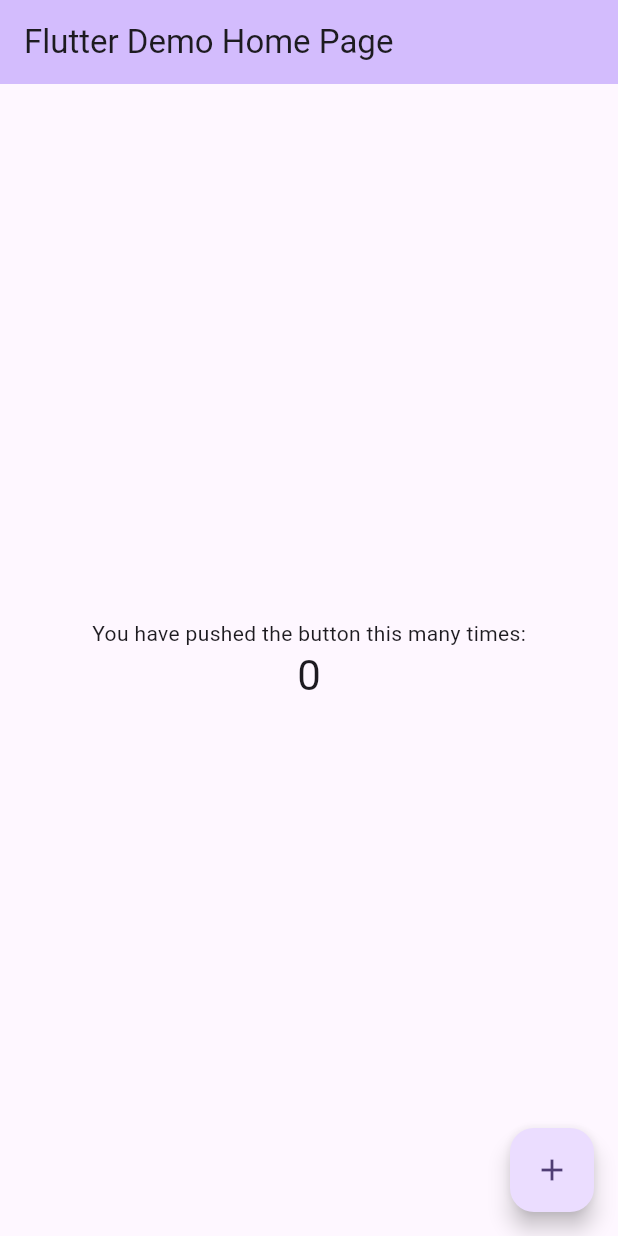
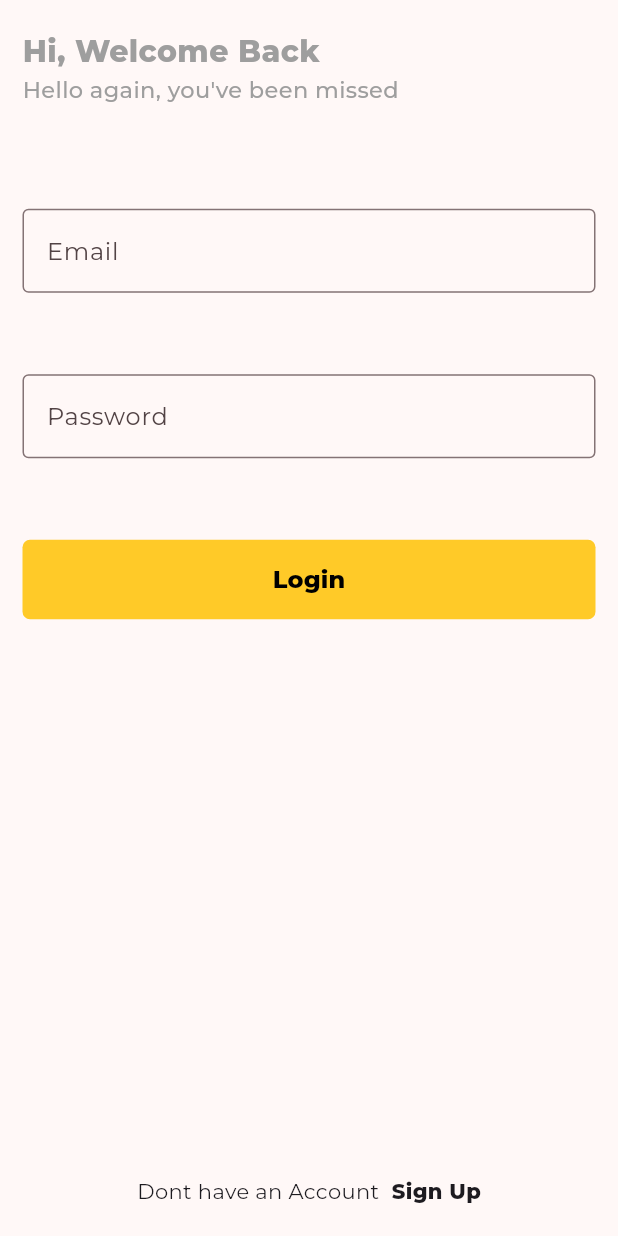
Before and after one commit to savioalwd/rabloAssignment, a Flutter app: the screen it shows after launch, on a phone screen of 412 x 824 dp. Run offline on Flutter 3.47's test engine with Material 3 defaults, Android fonts, the phone set to English and light mode, and no system bars; our stand-ins replace firebase_analytics, firebase_auth, firebase_core, get_it, google_fonts; accounts and stored records are empty.

Commit message:
basic login page and logic completed

```diff
--- /dev/null
+++ b/roblo_firebase/lib/consts.dart
@@ -0,0 +1,10 @@
+final RegExp EMAIL_VALIDATION_REGEX =
+    RegExp(r"^[\w-\.]+@([\w-]+\.)+[\w-]{2,4}$");
+
+final RegExp PASSWORD_VALIDATION_REGEX =
+    RegExp(r"^(?=.*\d)(?=.*[a-z])(?=.*[A-Z])(?=.*[a-zA-Z]).{8,}$");
+
+final RegExp NAME_VALIDATION_REGEX = RegExp(r"\b([A-ZÀ-ÿ][-,a-z. ']+[ ]*)+");
+
+final String PLACEHOLDER_PFP =
+    "https://t3.ftcdn.net/jpg/05/16/27/58/360_F_516275801_f3Fsp17x6HQK0xQgDQEELoTuERO4SsWV.jpg";
--- a/roblo_firebase/lib/main.dart
+++ b/roblo_firebase/lib/main.dart
@@ -1,125 +1,43 @@
+import 'package:firebase_analytics/firebase_analytics.dart';
 import 'package:flutter/material.dart';
+import 'package:get_it/get_it.dart';
+import 'package:google_fonts/google_fonts.dart';
+import 'package:roblo_firebase/pages/login_page.dart';
+import 'package:roblo_firebase/services/navigation_service.dart';
+import 'package:roblo_firebase/utils.dart';
 
-void main() {
-  runApp(const MyApp());
+void main() async {
+  await setup();
+  runApp(MyApp());
+}
+
+Future<void> setup() async {
+  WidgetsFlutterBinding.ensureInitialized();
+  await setupFirebase();
+  await registerServices();
 }
 
 class MyApp extends StatelessWidget {
-  const MyApp({super.key});
+  final GetIt _getIt = GetIt.instance;
+  late NavigationService _navigationService;
+  MyApp({super.key}) {
+    _navigationService = _getIt.get<NavigationService>();
+  }
 
   // This widget is the root of your application.
   @override
   Widget build(BuildContext context) {
     return MaterialApp(
+      navigatorKey: _navigationService.navigatorKey,
       title: 'Flutter Demo',
+      debugShowCheckedModeBanner: false,
       theme: ThemeData(
-        // This is the theme of your application.
-        //
-        // TRY THIS: Try running your application with "flutter run". You'll see
-        // the application has a purple toolbar. Then, without quitting the app,
-        // try changing the seedColor in the colorScheme below to Colors.green
-        // and then invoke "hot reload" (save your changes or press the "hot
-        // reload" button in a Flutter-supported IDE, or press "r" if you used
-        // the command line to start the app).
-        //
-        // Notice that the counter didn't reset back to zero; the application
-        // state is not lost during the reload. To reset the state, use hot
-        // restart instead.
-        //
-        // This works for code too, not just values: Most code changes can be
-        // tested with just a hot reload.
-        colorScheme: ColorScheme.fromSeed(seedColor: Colors.deepPurple),
+        textTheme: GoogleFonts.montserratTextTheme(),
+        colorScheme: ColorScheme.fromSeed(seedColor: Colors.pink),
         useMaterial3: true,
       ),
-      home: const MyHomePage(title: 'Flutter Demo Home Page'),
+      routes: _navigationService.routes,
+      initialRoute: "/login",
     );
   }
 }
-
-class MyHomePage extends StatefulWidget {
-  const MyHomePage({super.key, required this.title});
-
-  // This widget is the home page of your application. It is stateful, meaning
-  // that it has a State object (defined below) that contains fields that affect
-  // how it looks.
-
-  // This class is the configuration for the state. It holds the values (in this
-  // case the title) provided by the parent (in this case the App widget) and
-  // used by the build method of the State. Fields in a Widget subclass are
-  // always marked "final".
-
-  final String title;
-
-  @override
-  State<MyHomePage> createState() => _MyHomePageState();
-}
-
-class _MyHomePageState extends State<MyHomePage> {
-  int _counter = 0;
-
-  void _incrementCounter() {
-    setState(() {
-      // This call to setState tells the Flutter framework that something has
-      // changed in this State, which causes it to rerun the build method below
-      // so that the display can reflect the updated values. If we changed
-      // _counter without calling setState(), then the build method would not be
-      // called again, and so nothing would appear to happen.
-      _counter++;
-    });
-  }
-
-  @override
-  Widget build(BuildContext context) {
-    // This method is rerun every time setState is called, for instance as done
-    // by the _incrementCounter method above.
-    //
-    // The Flutter framework has been optimized to make rerunning build methods
-    // fast, so that you can just rebuild anything that needs updating rather
-    // than having to individually change instances of widgets.
-    return Scaffold(
-      appBar: AppBar(
-        // TRY THIS: Try changing the color here to a specific color (to
-        // Colors.amber, perhaps?) and trigger a hot reload to see the AppBar
-        // change color while the other colors stay the same.
-        backgroundColor: Theme.of(context).colorScheme.inversePrimary,
-        // Here we take the value from the MyHomePage object that was created by
-        // the App.build method, and use it to set our appbar title.
-        title: Text(widget.title),
-      ),
-      body: Center(
-        // Center is a layout widget. It takes a single child and positions it
-        // in the middle of the parent.
-        child: Column(
-          // Column is also a layout widget. It takes a list of children and
-          // arranges them vertically. By default, it sizes itself to fit its
-          // children horizontally, and tries to be as tall as its parent.
-          //
-          // Column has various properties to control how it sizes itself and
-          // how it positions its children. Here we use mainAxisAlignment to
-          // center the children vertically; the main axis here is the vertical
-          // axis because Columns are vertical (the cross axis would be
-          // horizontal).
-          //
-          // TRY THIS: Invoke "debug painting" (choose the "Toggle Debug Paint"
-          // action in the IDE, or press "p" in the console), to see the
-          // wireframe for each widget.
-          mainAxisAlignment: MainAxisAlignment.center,
-          children: <Widget>[
-            const Text(
-              'You have pushed the button this many times:',
-            ),
-            Text(
-              '$_counter',
-              style: Theme.of(context).textTheme.headlineMedium,
-            ),
-          ],
-        ),
-      ),
-      floatingActionButton: FloatingActionButton(
-        onPressed: _incrementCounter,
-        tooltip: 'Increment',
-        child: const Icon(Icons.add),
-      ), // This trailing comma makes auto-formatting nicer for build methods.
-    );
-  }
-}
--- /dev/null
+++ b/roblo_firebase/lib/pages/login_page.dart
@@ -0,0 +1,165 @@
+import 'package:flutter/material.dart';
+import 'package:flutter/widgets.dart';
+import 'package:get_it/get_it.dart';
+import 'package:roblo_firebase/consts.dart';
+import 'package:roblo_firebase/services/auth_service.dart';
+import 'package:roblo_firebase/services/navigation_service.dart';
+import 'package:roblo_firebase/widgets/custom_form_field.dart';
+
+class LoginPage extends StatefulWidget {
+  const LoginPage({super.key});
+
+  @override
+  State<LoginPage> createState() => _LoginPageState();
+}
+
+class _LoginPageState extends State<LoginPage> {
+  final GetIt _getIt = GetIt.instance;
+
+  final GlobalKey<FormState> _loginFormKey = GlobalKey();
+
+  late AuthService _authService;
+  late NavigationService _navigationService;
+  String? email, password;
+
+  @override
+  void initState() {
+    super.initState();
+    _authService = _getIt.get<AuthService>();
+    _navigationService = _getIt.get<NavigationService>();
+  }
+
+  @override
+  Widget build(BuildContext context) {
+    return Scaffold(
+      resizeToAvoidBottomInset: false,
+      body: _buildUI(),
+    );
+  }
+
+  Widget _buildUI() {
+    return SafeArea(
+      child: Padding(
+        padding: const EdgeInsets.symmetric(horizontal: 15.0, vertical: 20.0),
+        child: Column(
+          children: [
+            _headerText(),
+            _loginForm(),
+            _createAccountLink(),
+          ],
+        ),
+      ),
+    );
+  }
+
+  Widget _headerText() {
+    return SizedBox(
+      width: MediaQuery.sizeOf(context).width,
+      child: const Column(
+        mainAxisSize: MainAxisSize.max,
+        mainAxisAlignment: MainAxisAlignment.start,
+        crossAxisAlignment: CrossAxisAlignment.start,
+        children: [
+          Text(
+            "Hi, Welcome Back",
+            style: TextStyle(
+                fontSize: 20, fontWeight: FontWeight.w800, color: Colors.grey),
+          ),
+          Text(
+            "Hello again, you've been missed",
+            style: TextStyle(
+                fontSize: 15, fontWeight: FontWeight.w500, color: Colors.grey),
+          )
+        ],
+      ),
+    );
+  }
+
+  Widget _loginForm() {
+    return Container(
+      height: MediaQuery.sizeOf(context).height * 0.40,
+      margin: EdgeInsets.symmetric(
+          vertical: MediaQuery.sizeOf(context).height * 0.05),
+      child: Form(
+        key: _loginFormKey,
+        child: Column(
+          mainAxisSize: MainAxisSize.max,
+          mainAxisAlignment: MainAxisAlignment.spaceEvenly,
+          crossAxisAlignment: CrossAxisAlignment.center,
+          children: [
+            CustomFormField(
+              hintText: "Email",
+              height: MediaQuery.sizeOf(context).height * 0.1,
+              validationRegExp: EMAIL_VALIDATION_REGEX,
+              onSaved: (value) {
+                email = value;
+              },
+            ),
+            CustomFormField(
+              hintText: "Password",
+              height: MediaQuery.sizeOf(context).height * 0.1,
+              validationRegExp: PASSWORD_VALIDATION_REGEX,
+              obscureText: true,
+              onSaved: (value) {
+                password = value;
+              },
+            ),
+            _loginButton(),
+          ],
+        ),
+      ),
+    );
+  }
+
+  Widget _loginButton() {
+    return SizedBox(
+      width: MediaQuery.sizeOf(context).width,
+      child: TextButton(
+        style: TextButton.styleFrom(
+          padding: const EdgeInsets.all(15),
+          backgroundColor: Colors.amber[400],
+          foregroundColor: Colors.amber[600],
+          elevation: 4,
+          shape: const RoundedRectangleBorder(
+            borderRadius: BorderRadius.all(Radius.circular(5)),
+          ),
+        ),
+        onPressed: () async {
+          if (_loginFormKey.currentState?.validate() ?? false) {
+            _loginFormKey.currentState?.save();
+            bool result = await _authService.login(email!, password!);
+
+            if (result) {
+              _navigationService.pushReplaceMentNamed('/home');
+            }
+          }
+        },
+        child: const Text(
+          'Login',
+          style: TextStyle(
+            color: Colors.black,
+            fontSize: 16,
+            fontWeight: FontWeight.w800,
+          ),
+        ),
+      ),
+    );
+  }
+
+  Widget _createAccountLink() {
+    return const Expanded(
+      child: Row(
+        mainAxisSize: MainAxisSize.max,
+        mainAxisAlignment: MainAxisAlignment.center,
+        crossAxisAlignment: CrossAxisAlignment.end,
+        children: [
+          Text("Dont have an Account "),
+          Text(
+            " Sign Up",
+            style: TextStyle(fontWeight: FontWeight.w800),
+          )
+        ],
+      ),
+    );
+  }
+}
--- /dev/null
+++ b/roblo_firebase/lib/services/auth_service.dart
@@ -0,0 +1,27 @@
+import 'package:firebase_auth/firebase_auth.dart';
+
+class AuthService {
+  final FirebaseAuth _firebaseAuth = FirebaseAuth.instance;
+  User? _user;
+  User? get user {
+    return _user;
+  }
+
+  AuthService();
+
+  Future<bool> login(String email, String password) async {
+    try {
+      final credential = await _firebaseAuth.signInWithEmailAndPassword(
+          email: email, password: password);
+      if (credential.user != null) {
+        _user = credential.user;
+        return true;
+      } else {
+        return false;
+      }
+    } catch (e) {
+      print(e);
+    }
+    return false;
+  }
+}
--- /dev/null
+++ b/roblo_firebase/lib/services/navigation_service.dart
@@ -0,0 +1,37 @@
+import 'package:flutter/material.dart';
+import 'package:path/path.dart';
+import 'package:roblo_firebase/pages/home_page.dart';
+import 'package:roblo_firebase/pages/login_page.dart';
+
+class NavigationService {
+  late GlobalKey<NavigatorState> _navigatorKey;
+
+  final Map<String, Widget Function(BuildContext)> _routes = {
+    "/login": (context) => LoginPage(),
+    "/home": (context) => HomePage(),
+  };
+
+  GlobalKey<NavigatorState>? get navigatorKey {
+    return _navigatorKey;
+  }
+
+  Map<String, Widget Function(BuildContext)> get routes {
+    return _routes;
+  }
+
+  NavigationService() {
+    _navigatorKey = GlobalKey<NavigatorState>();
+  }
+
+  void pushNamed(String routerName) {
+    _navigatorKey.currentState?.pushNamed(routerName);
+  }
+
+  void pushReplaceMentNamed(String routerName) {
+    _navigatorKey.currentState?.pushReplacementNamed(routerName);
+  }
+
+  void goback() {
+    _navigatorKey.currentState?.pop();
+  }
+}
--- /dev/null
+++ b/roblo_firebase/lib/widgets/custom_form_field.dart
@@ -0,0 +1,40 @@
+import 'package:flutter/material.dart';
+
+class CustomFormField extends StatelessWidget {
+  final String hintText;
+  final double height;
+  final RegExp validationRegExp;
+  final bool obscureText;
+  final void Function(String?) onSaved;
+
+  const CustomFormField({
+    super.key,
+    required this.hintText,
+    required this.height,
+    required this.validationRegExp,
+    required this.onSaved,
+    this.obscureText = false,
+  });
+
+  @override
+  Widget build(BuildContext context) {
+    return SizedBox(
+      height: height,
+      child: TextFormField(
+        onSaved: onSaved,
+        obscureText: obscureText,
+        validator: (value) {
+          if (value != null && validationRegExp.hasMatch(value)) {
+            return null;
+          } else {
+            return "Enter a valid ${hintText.toLowerCase()}";
+          }
+        },
+        decoration: InputDecoration(
+          hintText: hintText,
+          border: const OutlineInputBorder(),
+        ),
+      ),
+    );
+  }
+}
```
Also changed, not shown: roblo_firebase/lib/pages/home_page.dart (added, +15 -0 lines), roblo_firebase/lib/utils.dart (added, +19 -0 lines), roblo_firebase/pubspec.yaml (+15 -2 lines), roblo_firebase/firebase.json (added), roblo_firebase/lib/firebase_options.dart (added), roblo_firebase/pubspec.lock, 9 other files.
